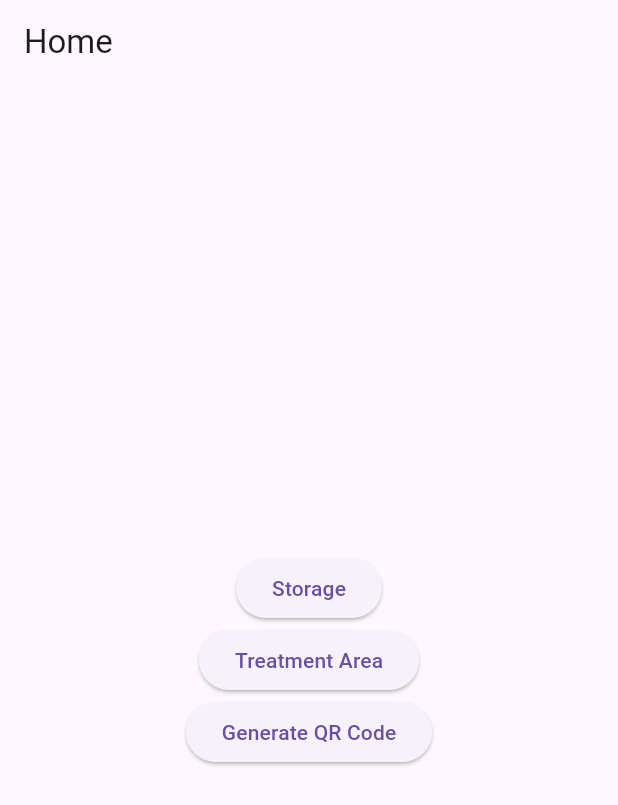
After one commit to named-JM/24446777smia, a Flutter app: the HomeScreen screen opened directly, on a phone screen of 412 x 824 dp. The commit adds this screen. Shown: the top 805 px of the screen. Run offline on Flutter 3.47's test engine with Material 3 defaults, Android fonts, the phone set to English and light mode, and no system bars; missing offline and left inert: qr_code_scanner.

Commit message:
added home.dart, and modified constant with the temp hosting

```diff
--- a/lib/constants.dart
+++ b/lib/constants.dart
@@ -1 +1,3 @@
-const String BASE_URL = 'http://10.0.2.2/aims';
+// const String BASE_URL = 'http://10.0.2.2/aims';
+
+const String BASE_URL = 'https://aguabaras.com/Findings/aims';
--- /dev/null
+++ b/lib/home.dart
@@ -0,0 +1,40 @@
+import 'package:flutter/material.dart';
+import 'package:qrqragain/main.dart';
+
+class HomeScreen extends StatelessWidget {
+  @override
+  Widget build(BuildContext context) {
+    return Scaffold(
+      appBar: AppBar(title: Text('Home')),
+      body: Center(
+        child: Column(
+          mainAxisAlignment: MainAxisAlignment.center,
+          children: <Widget>[
+            ElevatedButton(
+              onPressed: () {
+                // Add your onPressed code here!
+                Navigator.push(
+                  context,
+                  MaterialPageRoute(builder: (context) => MyHome()),
+                );
+              },
+              child: Text('Storage'),
+            ),
+            ElevatedButton(
+              onPressed: () {
+                // Add your onPressed code here!
+              },
+              child: Text('Treatment Area'),
+            ),
+            ElevatedButton(
+              onPressed: () {
+                // Add your onPressed code here!
+              },
+              child: Text('Generate QR Code'),
+            ),
+          ],
+        ),
+      ),
+    );
+  }
+}
--- a/lib/login/create/login.dart
+++ b/lib/login/create/login.dart
@@ -1,8 +1,8 @@
 import 'package:flutter/material.dart';
 import 'package:http/http.dart' as http;
 import 'package:qrqragain/constants.dart';
+import 'package:qrqragain/home.dart';
 import 'package:qrqragain/login/create/register.dart';
-import 'package:qrqragain/main.dart';
 
 class LoginScreen extends StatefulWidget {
   const LoginScreen({super.key});
@@ -31,7 +31,7 @@ class _LoginScreenState extends State<LoginScreen> {
       ).showSnackBar(const SnackBar(content: Text("Login successful!")));
       Navigator.pushReplacement(
         context,
-        MaterialPageRoute(builder: (context) => MyHome()),
+        MaterialPageRoute(builder: (context) => HomeScreen()),
       );
     } else {
       ScaffoldMessenger.of(
```
Also changed, not shown: 1 other file.
